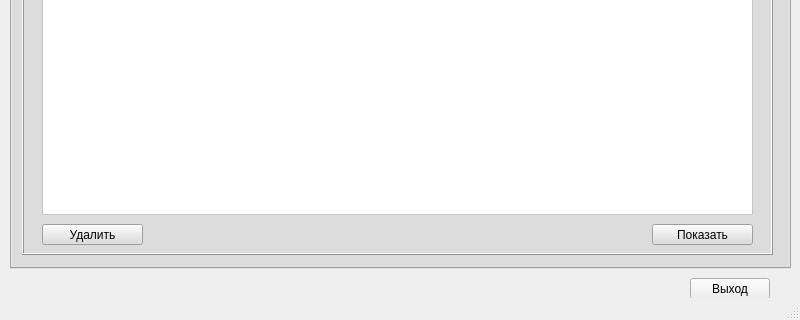
Old version of the form mainwindow.ui in the repository yuriybobko/PCReport; both pictures show x 0 to 800 and y 232 to 552 of the 800 by 552 pixel window.
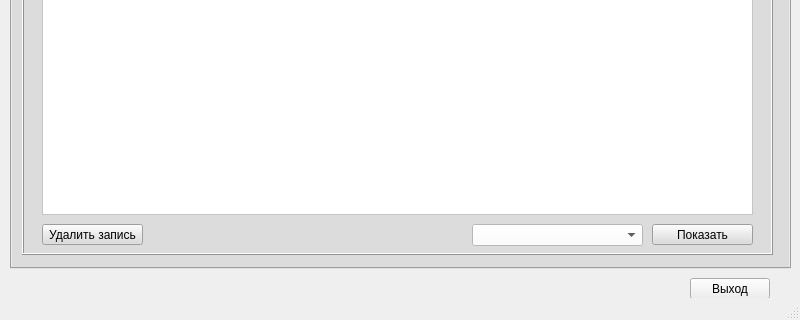
New version of the form. The open tabs and pages were chosen to show the change.

The edit to the form file:
```diff
--- a/mainwindow.ui
+++ b/mainwindow.ui
@@ -599,7 +599,17 @@
         </rect>
        </property>
        <property name="text">
-        <string>Удалить</string>
+        <string>Удалить запись</string>
+       </property>
+      </widget>
+      <widget class="QComboBox" name="CmbBoxTableView">
+       <property name="geometry">
+        <rect>
+         <x>450</x>
+         <y>310</y>
+         <width>171</width>
+         <height>22</height>
+        </rect>
        </property>
       </widget>
      </widget>
```
Left out of the diff: 8 changed lines with no effect on the pictures.
